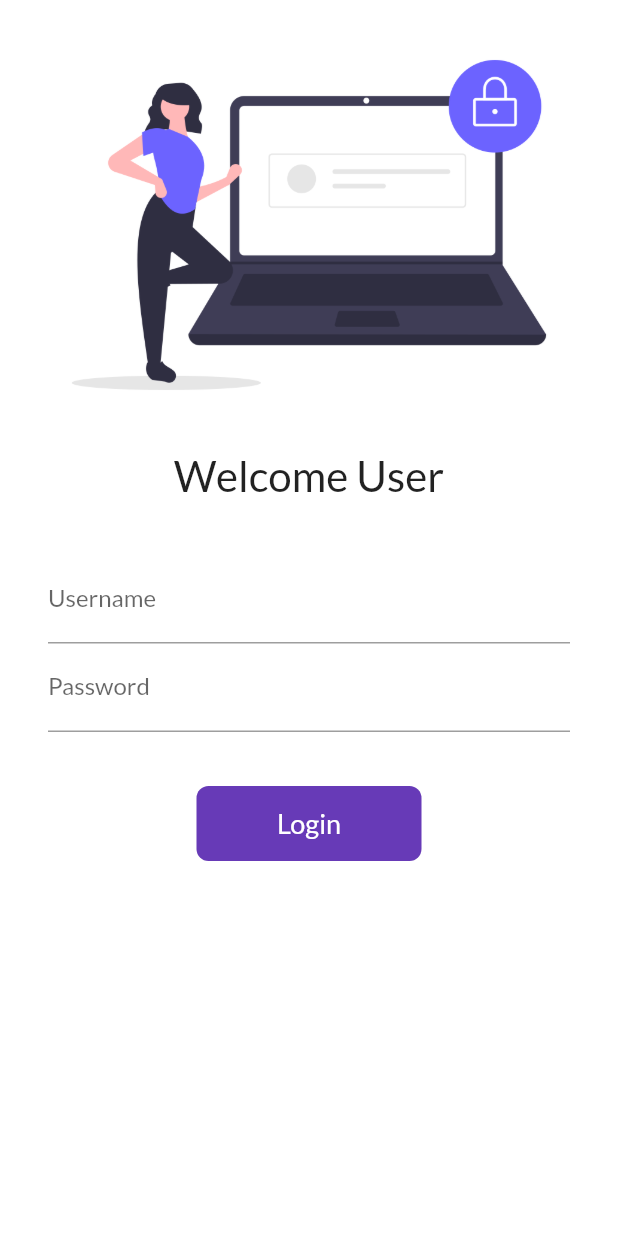
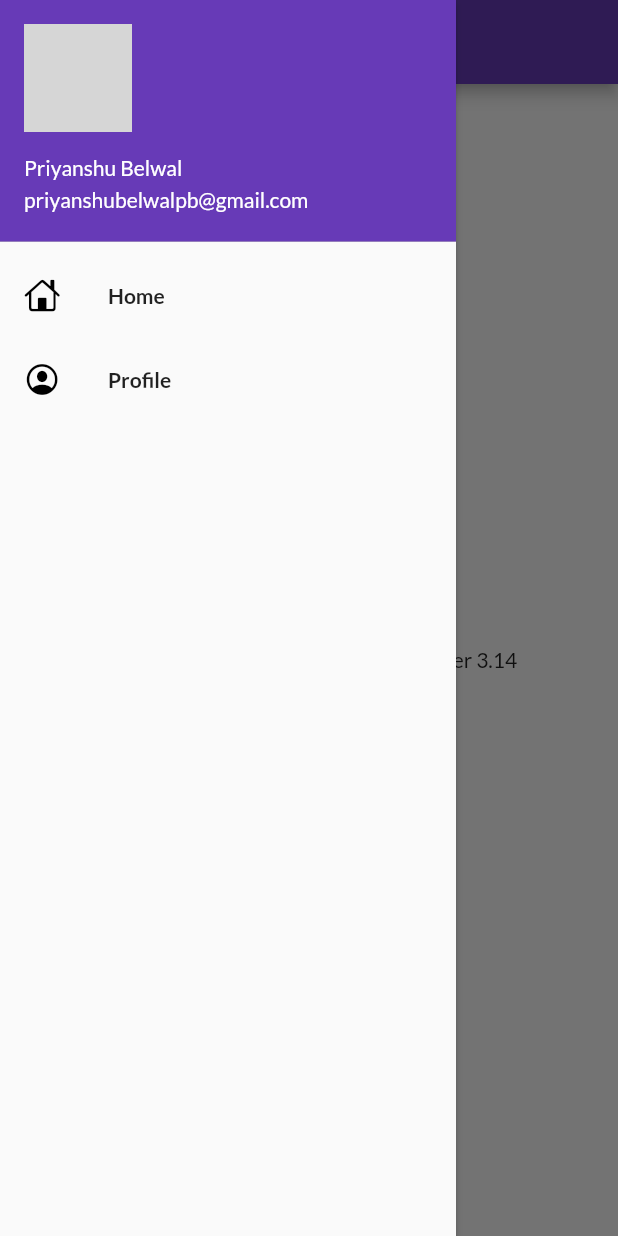
Before and after one commit to belwalpb/flutter-introduction, a Flutter app: the screen it shows after launch, with the side drawer open (before the commit the screen has no drawer), on a phone screen of 412 x 824 dp. Run offline on Flutter 3.47's test engine with Material 2 defaults, Android fonts, the phone set to English and light mode, and no system bars; our stand-ins replace google_fonts; network calls fail; grey boxes are pictures that could not be loaded.

Commit message:
Day9 Completed

```diff
--- a/lib/main.dart
+++ b/lib/main.dart
@@ -21,7 +21,7 @@ class MyApp extends StatelessWidget {
           fontFamily: GoogleFonts.lato().fontFamily,
           primaryTextTheme: GoogleFonts.latoTextTheme()),
       debugShowCheckedModeBanner: false,
-      initialRoute: ApplicationRoutes.loginRoute,
+      initialRoute: ApplicationRoutes.homeRoute,
       routes: {
         ApplicationRoutes.homeRoute: (context) => const HomePage(),
         ApplicationRoutes.loginRoute: (context) => const LoginPage()
--- a/lib/pages/home_page.dart
+++ b/lib/pages/home_page.dart
@@ -1,4 +1,5 @@
 import 'package:flutter/material.dart';
+import 'package:my_app/widgets/drawer.dart';
 
 class HomePage extends StatelessWidget {
   final int days = 35;
@@ -14,7 +15,7 @@ class HomePage extends StatelessWidget {
         title: const Text("My Application"),
       ),
       body: Center(child: Text("Welcome $name at $days days of Flutter $pi")),
-      drawer: const Drawer(),
+      drawer: const ApplicationDrawer(),
     );
   }
 }
--- /dev/null
+++ b/lib/widgets/drawer.dart
@@ -0,0 +1,47 @@
+import 'package:flutter/cupertino.dart';
+import 'package:flutter/src/widgets/container.dart';
+import 'package:flutter/src/widgets/framework.dart';
+import 'package:flutter/material.dart';
+
+class ApplicationDrawer extends StatelessWidget {
+  const ApplicationDrawer({super.key});
+
+  @override
+  Widget build(BuildContext context) {
+    return Drawer(
+      elevation: 2.0,
+      child: ListView(
+        padding: EdgeInsets.zero,
+        children: const [
+          DrawerHeader(
+              padding: EdgeInsets.zero,
+              child: UserAccountsDrawerHeader(
+                margin: EdgeInsets.zero,
+                accountName: Text(
+                  "Priyanshu Belwal",
+                  style: TextStyle(color: Colors.white),
+                ),
+                accountEmail: Text(
+                  "priyanshubelwalpb@gmail.com",
+                  style: TextStyle(color: Colors.white),
+                ),
+                currentAccountPicture: CircleAvatar(
+                  backgroundImage: NetworkImage(
+                      "https://picsum.photos/250?image=10",
+                      scale: 1.0),
+                ),
+              )),
+          ListTile(
+              leading: Icon(CupertinoIcons.home, color: Colors.black),
+              title:
+                  Text("Home", style: TextStyle(fontWeight: FontWeight.bold))),
+          ListTile(
+              leading:
+                  Icon(CupertinoIcons.profile_circled, color: Colors.black),
+              title: Text("Profile",
+                  style: TextStyle(fontWeight: FontWeight.bold)))
+        ],
+      ),
+    );
+  }
+}
```
